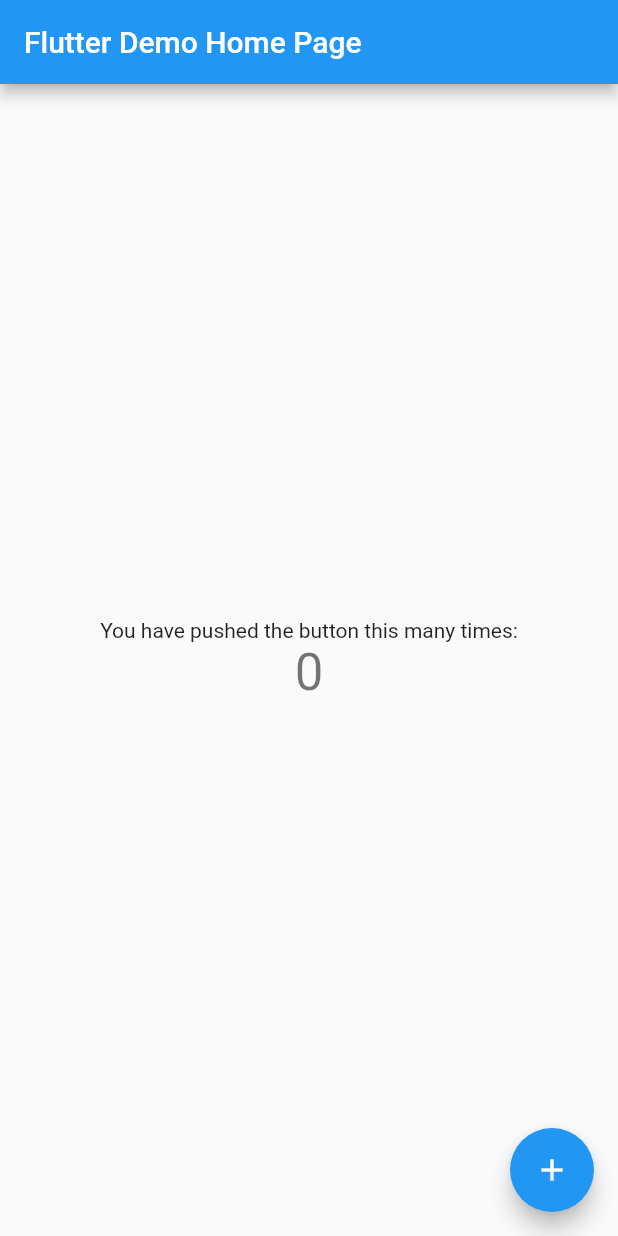
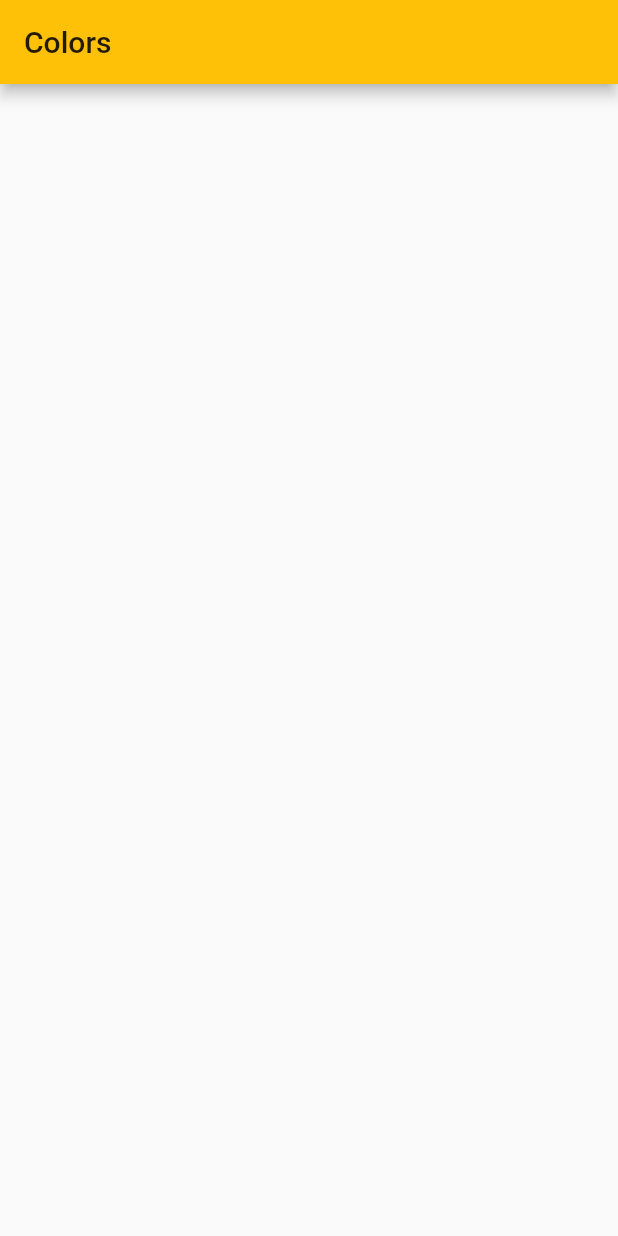
Before and after one commit to AbderrahmenBmz/tab_bar_example_colors_flutter, a Flutter app: the screen it shows after launch, on a phone screen of 412 x 824 dp. Run offline on Flutter 3.47's test engine with Material 2 defaults, Android fonts, the phone set to English and light mode, and no system bars.

Commit message:
create screen

```diff
--- a/lib/main.dart
+++ b/lib/main.dart
@@ -1,111 +1,18 @@
 import 'package:flutter/material.dart';
+import 'package:tab_bar_example_colors_flutter/screen/home_screen.dart';
 
 void main() => runApp(MyApp());
 
 class MyApp extends StatelessWidget {
-  // This widget is the root of your application.
   @override
   Widget build(BuildContext context) {
     return MaterialApp(
-      title: 'Flutter Demo',
+      debugShowCheckedModeBanner: false,
+      title: 'TabBar Example Color',
       theme: ThemeData(
-        // This is the theme of your application.
-        //
-        // Try running your application with "flutter run". You'll see the
-        // application has a blue toolbar. Then, without quitting the app, try
-        // changing the primarySwatch below to Colors.green and then invoke
-        // "hot reload" (press "r" in the console where you ran "flutter run",
-        // or simply save your changes to "hot reload" in a Flutter IDE).
-        // Notice that the counter didn't reset back to zero; the application
-        // is not restarted.
-        primarySwatch: Colors.blue,
+        primarySwatch: Colors.amber,
       ),
-      home: MyHomePage(title: 'Flutter Demo Home Page'),
+      home: HomeScreen(),
     );
   }
 }
-
-class MyHomePage extends StatefulWidget {
-  MyHomePage({Key key, this.title}) : super(key: key);
-
-  // This widget is the home page of your application. It is stateful, meaning
-  // that it has a State object (defined below) that contains fields that affect
-  // how it looks.
-
-  // This class is the configuration for the state. It holds the values (in this
-  // case the title) provided by the parent (in this case the App widget) and
-  // used by the build method of the State. Fields in a Widget subclass are
-  // always marked "final".
-
-  final String title;
-
-  @override
-  _MyHomePageState createState() => _MyHomePageState();
-}
-
-class _MyHomePageState extends State<MyHomePage> {
-  int _counter = 0;
-
-  void _incrementCounter() {
-    setState(() {
-      // This call to setState tells the Flutter framework that something has
-      // changed in this State, which causes it to rerun the build method below
-      // so that the display can reflect the updated values. If we changed
-      // _counter without calling setState(), then the build method would not be
-      // called again, and so nothing would appear to happen.
-      _counter++;
-    });
-  }
-
-  @override
-  Widget build(BuildContext context) {
-    // This method is rerun every time setState is called, for instance as done
-    // by the _incrementCounter method above.
-    //
-    // The Flutter framework has been optimized to make rerunning build methods
-    // fast, so that you can just rebuild anything that needs updating rather
-    // than having to individually change instances of widgets.
-    return Scaffold(
-      appBar: AppBar(
-        // Here we take the value from the MyHomePage object that was created by
-        // the App.build method, and use it to set our appbar title.
-        title: Text(widget.title),
-      ),
-      body: Center(
-        // Center is a layout widget. It takes a single child and positions it
-        // in the middle of the parent.
-        child: Column(
-          // Column is also a layout widget. It takes a list of children and
-          // arranges them vertically. By default, it sizes itself to fit its
-          // children horizontally, and tries to be as tall as its parent.
-          //
-          // Invoke "debug painting" (press "p" in the console, choose the
-          // "Toggle Debug Paint" action from the Flutter Inspector in Android
-          // Studio, or the "Toggle Debug Paint" command in Visual Studio Code)
-          // to see the wireframe for each widget.
-          //
-          // Column has various properties to control how it sizes itself and
-          // how it positions its children. Here we use mainAxisAlignment to
-          // center the children vertically; the main axis here is the vertical
-          // axis because Columns are vertical (the cross axis would be
-          // horizontal).
-          mainAxisAlignment: MainAxisAlignment.center,
-          children: <Widget>[
-            Text(
-              'You have pushed the button this many times:',
-            ),
-            Text(
-              '$_counter',
-              style: Theme.of(context).textTheme.display1,
-            ),
-          ],
-        ),
-      ),
-      floatingActionButton: FloatingActionButton(
-        onPressed: _incrementCounter,
-        tooltip: 'Increment',
-        child: Icon(Icons.add),
-      ), // This trailing comma makes auto-formatting nicer for build methods.
-    );
-  }
-}
--- /dev/null
+++ b/lib/screen/home_screen.dart
@@ -0,0 +1,18 @@
+import 'package:flutter/material.dart';
+
+class HomeScreen extends StatefulWidget {
+  @override
+  _HomeScreenState createState() => _HomeScreenState();
+}
+
+class _HomeScreenState extends State<HomeScreen> {
+  @override
+  Widget build(BuildContext context) {
+    return Scaffold(
+      appBar: AppBar(
+        title: Text('Colors')),
+      );
+
+
+  }
+}
--- /dev/null
+++ b/lib/screen/home_tabs/blue_color.dart
@@ -0,0 +1 @@
+import 'package:flutter/material.dart';
--- /dev/null
+++ b/lib/screen/home_tabs/green_color.dart
@@ -0,0 +1 @@
+import 'package:flutter/material.dart';
--- /dev/null
+++ b/lib/screen/home_tabs/red_color.dart
@@ -0,0 +1 @@
+import 'package:flutter/material.dart';
```
